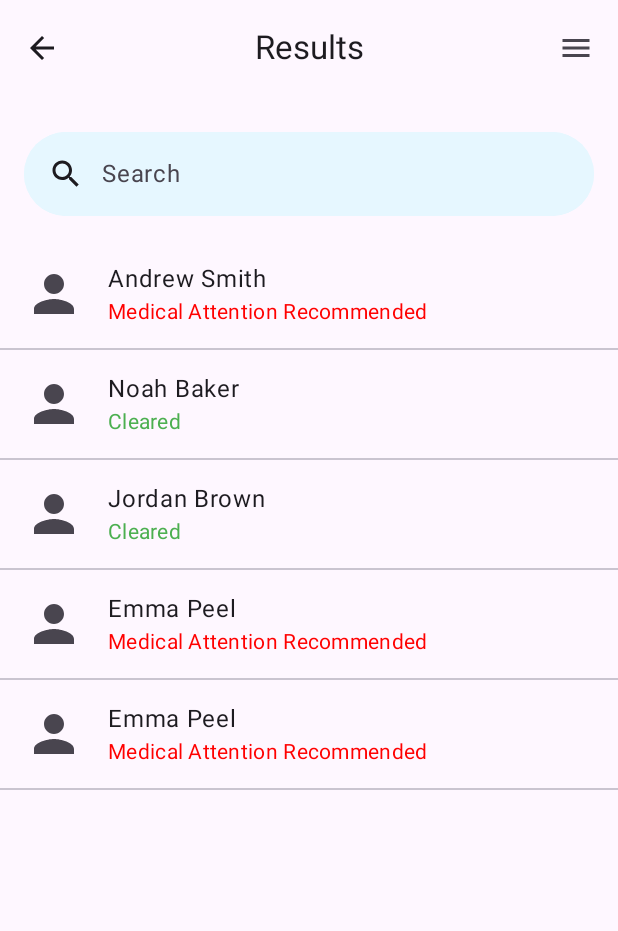
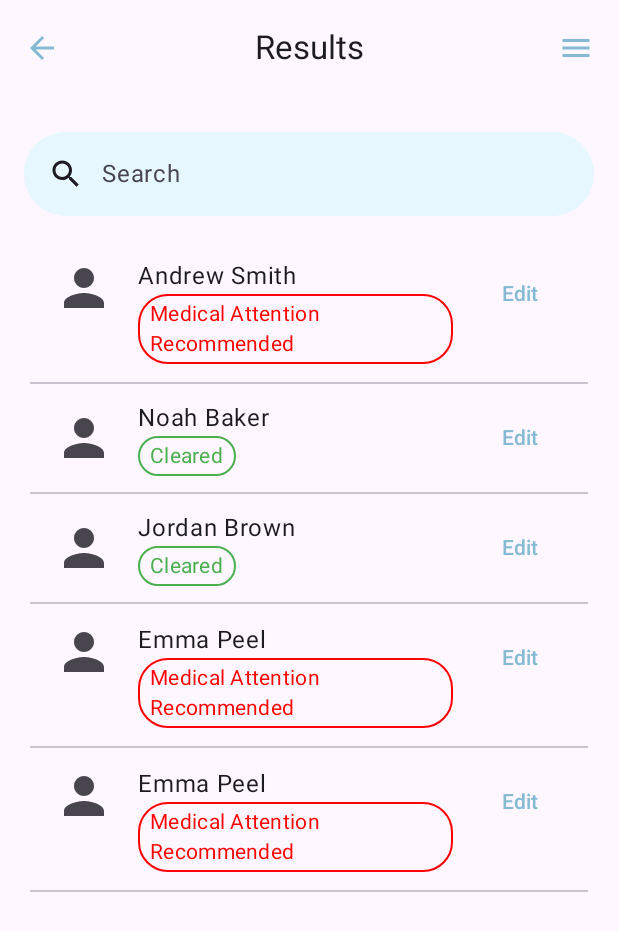
Before and after one commit to eugene-bosca/NeuroShield, an Android app built with Jetpack Compose: the HistoryPageScreen screen opened through its navigation route, on a phone screen of 412 x 824 dp. Shown: the top 931 px of the screen. Run offline under Robolectric (Android 15) with nearby library versions, the phone set to English and light mode, and no system bars.

Commit message:
Finish creating results page

```diff
--- a/frontend/app/src/main/java/com/example/neuroshield_app/presentation/screens/history/HistoryScreen.kt
+++ b/frontend/app/src/main/java/com/example/neuroshield_app/presentation/screens/history/HistoryScreen.kt
@@ -1,9 +1,11 @@
 package com.example.neuroshield_app.presentation.screens.history
 
 import android.graphics.pdf.PdfDocument.Page
+import androidx.compose.foundation.border
 import androidx.compose.foundation.layout.*
 import androidx.compose.foundation.lazy.LazyColumn
 import androidx.compose.foundation.lazy.items
+import androidx.compose.foundation.shape.RoundedCornerShape
 import androidx.compose.material.icons.Icons
 import androidx.compose.material.icons.automirrored.filled.ArrowBack
 import androidx.compose.material.icons.filled.Menu
@@ -48,6 +50,7 @@ fun HistoryPageScreen(onClickHomePage: () -> Unit) {
                     IconButton(onClick = onClickHomePage ) {
                         Icon(
                             imageVector = Icons.AutoMirrored.Filled.ArrowBack,
+                            tint = Color(0xFF84BBD3),
                             contentDescription = "Localized description"
                         )
                     }
@@ -56,6 +59,7 @@ fun HistoryPageScreen(onClickHomePage: () -> Unit) {
                     IconButton(onClick = { /* do something */ }) {
                         Icon(
                             imageVector = Icons.Filled.Menu,
+                            tint = Color(0xFF84BBD3),
                             contentDescription = "Localized description"
                         )
                     }
@@ -99,14 +103,19 @@ fun HistoryPageScreen(onClickHomePage: () -> Unit) {
             // List of results
             LazyColumn(
                 modifier = Modifier.fillMaxSize()
+                    .padding(horizontal = 20.dp)
             ) {
                 items(filteredPeople) { person ->
                     val statusColor = if (person.isAttentionRecommended) Color.Red else Color(0xFF4CAF50)
                     ListItem(
                         headlineContent = { Text(person.name) },
-                        supportingContent = { Text(person.status,
+                        supportingContent = { Text(
+                            text = person.status,
                             color = statusColor,
-                            style = MaterialTheme.typography.bodyMedium)
+                            style = MaterialTheme.typography.bodyMedium,
+                            modifier = Modifier.border(width = 1.dp, color = statusColor, shape = RoundedCornerShape(20.dp))
+                                .padding(horizontal = 8.dp, vertical = 3.dp)
+                        )
                         },
                         leadingContent = {
                             Icon(
@@ -115,24 +124,14 @@ fun HistoryPageScreen(onClickHomePage: () -> Unit) {
                                 modifier = Modifier.size(40.dp)
                             )
                         },
-//                        trailingContent = {
-//                            Row(
-//                                modifier = Modifier
-//                                    .fillMaxWidth()
-//                                    .padding(16.dp),
-//                                verticalAlignment = Alignment.CenterVertically
-//                            ){
-//                                // “edit” button
-//                                TextButton(onClick = { /* Handle edit */ }) {
-//                                    Text(text = "edit")
-//                                }
-//
-//                                // “more” button (you can also use an IconButton if you want an icon)
-//                                TextButton(onClick = { /* Handle more */ }) {
-//                                    Text(text = "more")
-//                                }
-//                            }
-//                        }
+                        trailingContent = {
+                            TextButton(onClick = { /* Handle edit */ }) {
+                                Text(text = "Edit",
+                                    color = Color(0xFF84BBD3)
+                                )
+                            }
+
+                        }
                     )
                     Divider()
                 }
```
